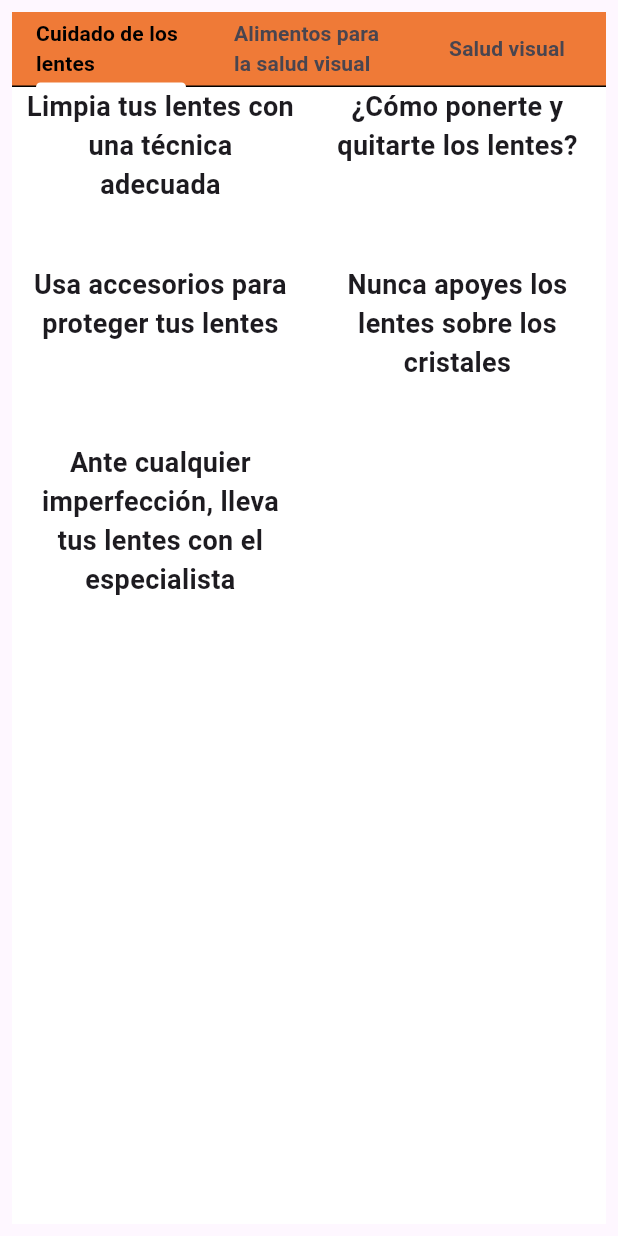
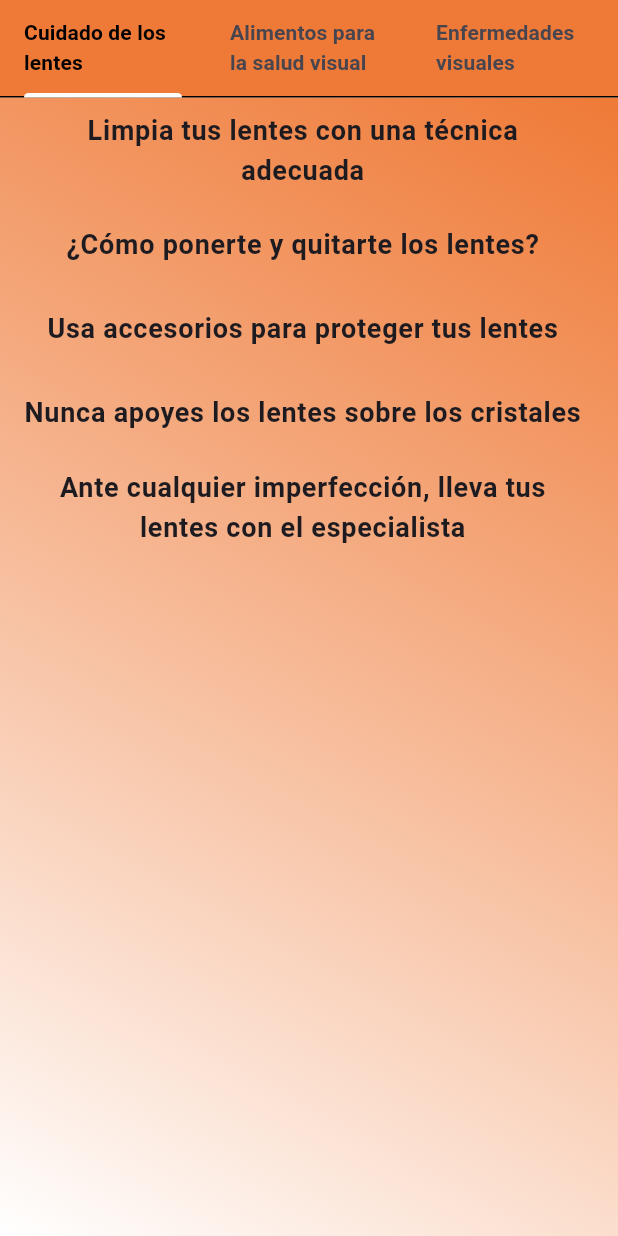
Before and after one commit to Forbidden9/glasses_app, a Flutter app: the Tips screen opened directly, on a phone screen of 412 x 824 dp. Run offline on Flutter 3.47's test engine with Material 2 defaults, Android fonts, the phone set to English and light mode, and no system bars; drawn by our look-alikes of flutter_animate; our stand-ins replace gap, google_maps_flutter.

Commit message:
[Tip] - Fixed tip pages.

```diff
--- a/lib/pages/tips/glasses_carefully_tips.dart
+++ b/lib/pages/tips/glasses_carefully_tips.dart
@@ -1,5 +1,6 @@
 import 'package:flutter/material.dart';
 import 'package:flutter_animate/flutter_animate.dart';
+import 'package:glasses_app/models/model_tips.dart';
 import 'package:glasses_app/pages/tips/info_tips.dart';
 import 'package:glasses_app/utils/colors.dart';
 
@@ -11,33 +12,37 @@ class GlassesCarefully extends StatefulWidget {
 }
 
 class _GlassesCarefullyState extends State<GlassesCarefully> {
-  List carefullyTips = [
-    ["Limpia tus lentes con una técnica adecuada"], ["¿Cómo ponerte y quitarte los lentes?"],
-    ["Usa accesorios para proteger tus lentes"], ["Nunca apoyes los lentes sobre los cristales"],
-    ["Ante cualquier imperfección, lleva tus lentes con el especialista"],
-  ];
+
   @override
   Widget build(BuildContext context) {
     return Scaffold(
-      backgroundColor: sBackgroundColor,
-      body: Animate(
+      body: Container(
+        decoration: const BoxDecoration(
+          gradient: LinearGradient(
+            begin: Alignment.topRight,
+            end: Alignment.bottomLeft,
+            colors: [
+              aBackgroundColor,
+            Colors.white,
+            ],
+          )
+        ),
+        child: Animate(
           effects: const[
             FadeEffect(),
             SlideEffect()
           ],
-        child: GridView.builder(
-          gridDelegate: const SliverGridDelegateWithFixedCrossAxisCount(
-            crossAxisCount: 2,
-            childAspectRatio: (1 / .6)
-          ),
+          child: ListView.builder(
             itemCount: carefullyTips.length,
             itemBuilder: (context, index){
               return GlassesCarefullyInfo(
-              name: carefullyTips[index][0],
+                name: carefullyTips[index].text,
+                detail: carefullyTips[index].detail,
               );
             }
           ),
         )
+      ),
     );
   }
 }
--- a/lib/pages/tips/tips.dart
+++ b/lib/pages/tips/tips.dart
@@ -12,13 +12,11 @@ class Tips extends StatelessWidget {
     return DefaultTabController(
       length: 3,
       child: Scaffold(
-        body: Padding(
-          padding: const EdgeInsets.all(8.0),
-          child: Column(
+        body: Column(
             crossAxisAlignment: CrossAxisAlignment.start,
             children: [
               Container(
-                height: 50,
+                height: 65,
                 color: aBackgroundColor,
                 child: const TabBar(
                   indicatorColor: sBackgroundColor,
@@ -26,13 +24,13 @@ class Tips extends StatelessWidget {
                   dividerColor: cTextColor,
                   tabs: [
                     Tab(
-                      child: Text("Cuidado de los lentes", style: TextStyle(fontWeight: FontWeight.bold)),
+                      child: Text("Cuidado de los lentes", style: TextStyle(fontWeight: FontWeight.bold, fontSize: 14)),
                     ),
                     Tab(
-                      child: Text("Alimentos para la salud visual", style: TextStyle(fontWeight: FontWeight.bold)),
+                      child: Text("Alimentos para la salud visual", style: TextStyle(fontWeight: FontWeight.bold, fontSize: 14)),
                     ),
                     Tab(
-                      child: Text("Salud visual", style: TextStyle(fontWeight: FontWeight.bold)),
+                      child: Text("Enfermedades visuales", style: TextStyle(fontWeight: FontWeight.bold, fontSize: 14)),
                     )
                   ]
                 ),
@@ -47,7 +45,7 @@ class Tips extends StatelessWidget {
                 ),
               ),
             ],
-          ),
+
         ),
       ),
     );
```
Also changed, not shown: lib/pages/tips/details_tips.dart (added, +44 -0 lines), lib/pages/tips/info_tips.dart (+36 -32 lines), lib/pages/tips/meal_visual_hearth.dart (+17 -8 lines), lib/pages/tips/visual_hearth.dart (+17 -8 lines). Lines whose indentation alone changed are shown as unchanged.
